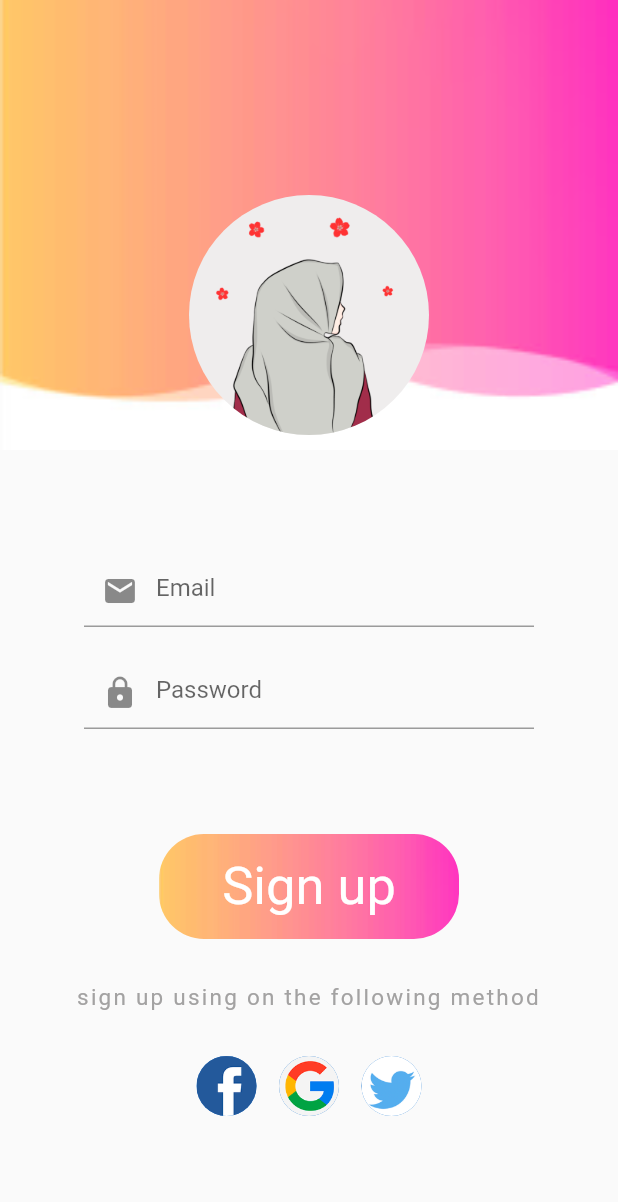
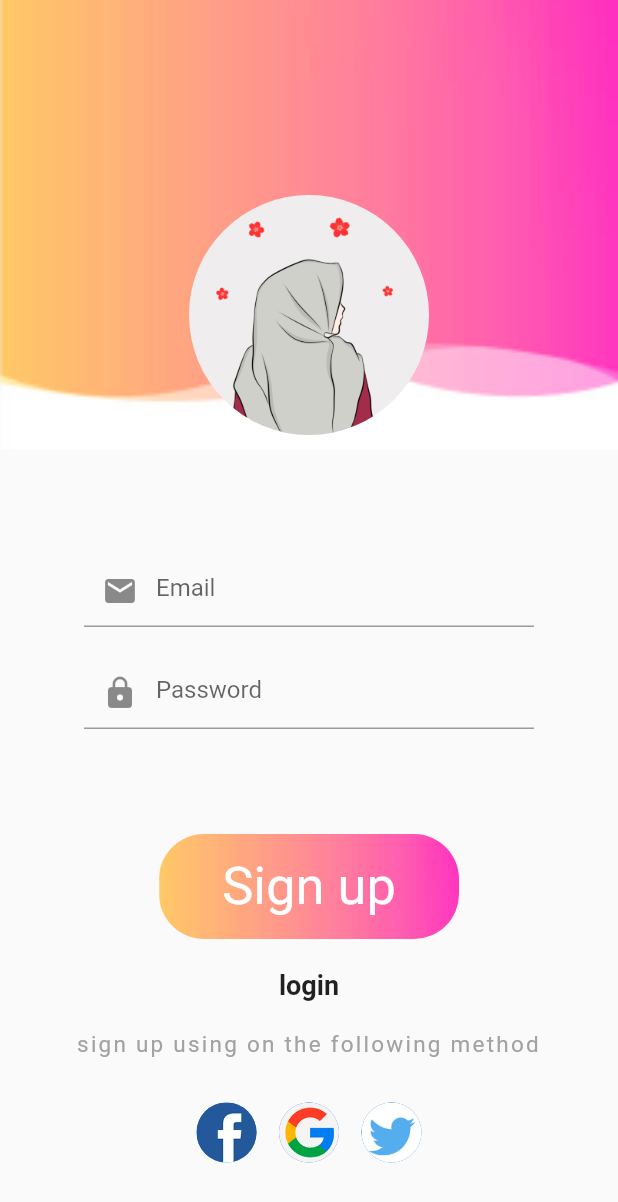
Before and after one commit to AyushiitrFreedom/learningdart, a Flutter app: the screen it shows after launch, on a phone screen of 412 x 824 dp. Shown: the top 1202 px of the screen. Run offline on Flutter 3.47's test engine with Material 2 defaults, Android fonts, the phone set to English and light mode, and no system bars; our stand-ins replace firebase_auth, firebase_core; accounts and stored records are empty.

Commit message:
trying login for first time

```diff
--- a/lib/Screens/authenticate/sign_up.dart
+++ b/lib/Screens/authenticate/sign_up.dart
@@ -110,9 +110,21 @@ class SignUp extends StatelessWidget {
             ),
           ),
           SizedBox(
-            height: 30.0,
+            height: 20.0,
           ),
-
+          new GestureDetector(
+            onTap: () => {Navigator.pushNamed(context, '/loginpage')},
+            child: Text(
+              "login",
+              style: TextStyle(
+                fontWeight: FontWeight.bold,
+                fontSize: 18,
+              ),
+            ),
+          ),
+          SizedBox(
+            height: 20,
+          ),
           Text(
             "sign up using on the following method",
             textAlign: TextAlign.center,
```
Also changed, not shown: lib/Screens/authenticate/login_page.dart (+23 -3 lines), lib/Services/auth.dart (+14 -0 lines).
